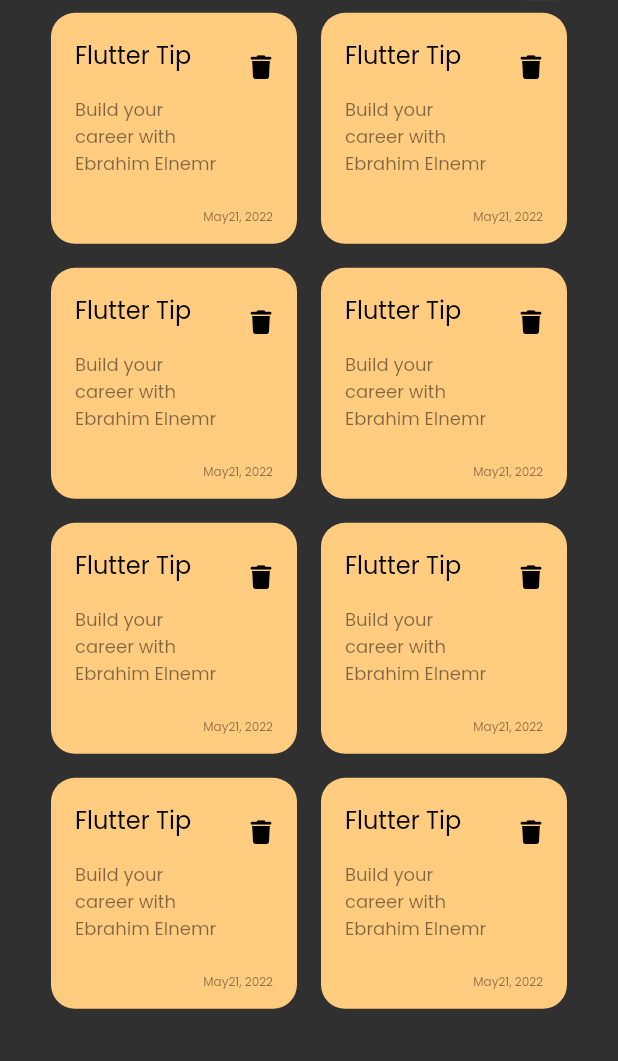
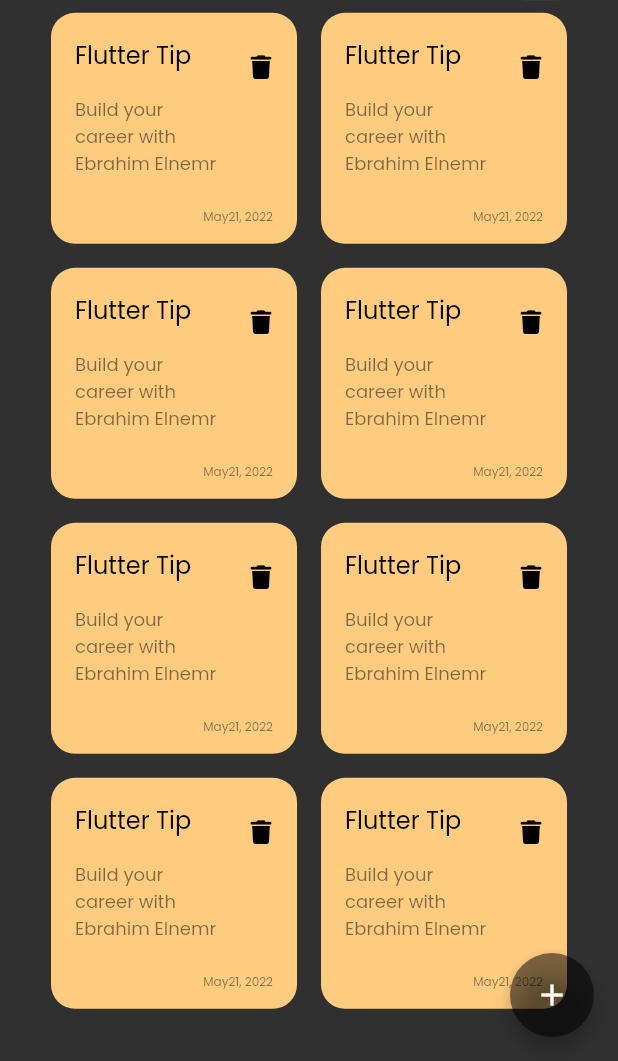
Before and after one commit to ebrahim969/notes_app, a Flutter app: the screen it shows after launch, on a phone screen of 412 x 824 dp, the part 175-1236 px from its top. Run offline on Flutter 3.47's test engine with Material 2 defaults, Android fonts, the phone set to English and light mode, and no system bars; our stand-ins replace font_awesome_flutter, get, google_fonts.

Commit message:
floatingactionbottom and modal bottom sheet

```diff
--- a/lib/views/home_page.dart
+++ b/lib/views/home_page.dart
@@ -1,5 +1,7 @@
 import 'package:flutter/material.dart';
 
+import '../constants/color_constant.dart';
+import 'widgets/add_note_bottom_sheet.dart';
 import 'widgets/home_page_body.dart';
 
 class HomePage extends StatelessWidget {
@@ -7,8 +9,22 @@ class HomePage extends StatelessWidget {
 
   @override
   Widget build(BuildContext context) {
-    return const Scaffold(
-      body: HomePageBody(),
+    return  Scaffold(
+      floatingActionButton: FloatingActionButton(
+        onPressed: (){
+          showModalBottomSheet(
+            shape: RoundedRectangleBorder(
+            borderRadius: BorderRadius.circular(16)
+            ),
+           context: context,
+           builder: (context){
+            return const AddNoteBottomSheet();
+           });
+        },
+        backgroundColor: kOpacityColor,
+        child:const Icon(Icons.add, color: kPrimaryColor,),
+        ) ,
+      body:const HomePageBody(),
     );
   }
 }
--- a/lib/views/widgets/note_grid_view.dart
+++ b/lib/views/widgets/note_grid_view.dart
@@ -11,7 +11,6 @@ class NoteGridView extends StatelessWidget {
     return MasonryGridView.builder(
       itemCount: 8,
       physics:const BouncingScrollPhysics(),
-      clipBehavior: Clip.none,
       gridDelegate:const SliverSimpleGridDelegateWithFixedCrossAxisCount(crossAxisCount: 2),
       itemBuilder: (context, index)
     {
```
Also changed, not shown: lib/views/widgets/add_note_bottom_sheet.dart (added, +11 -0 lines).
